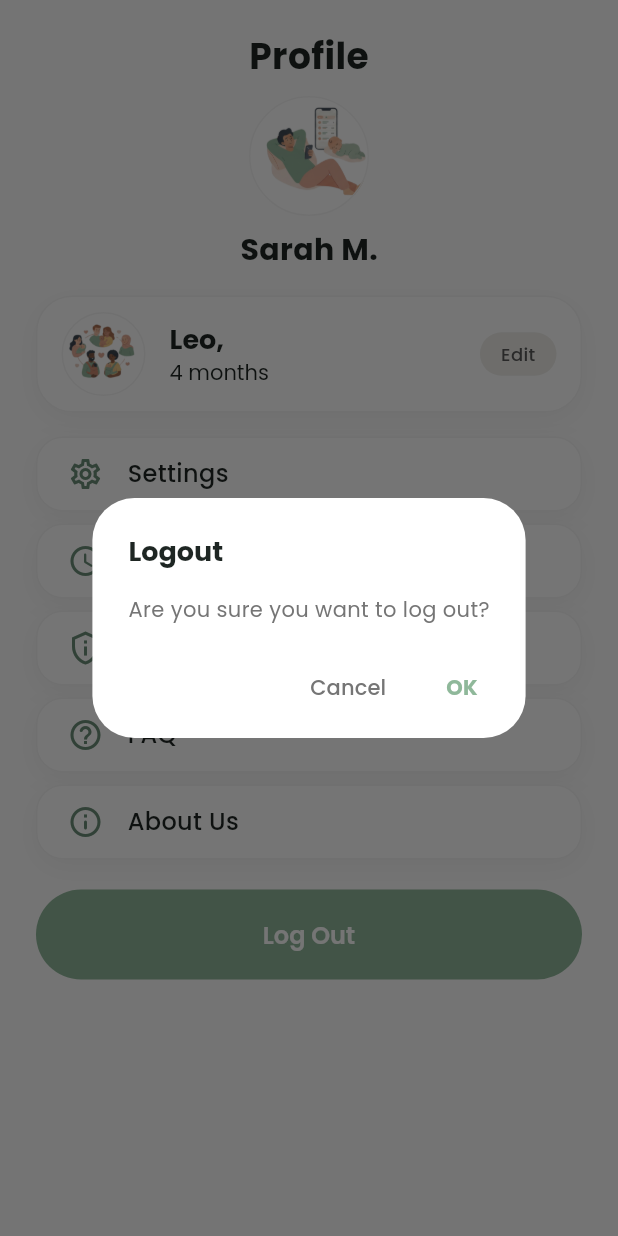
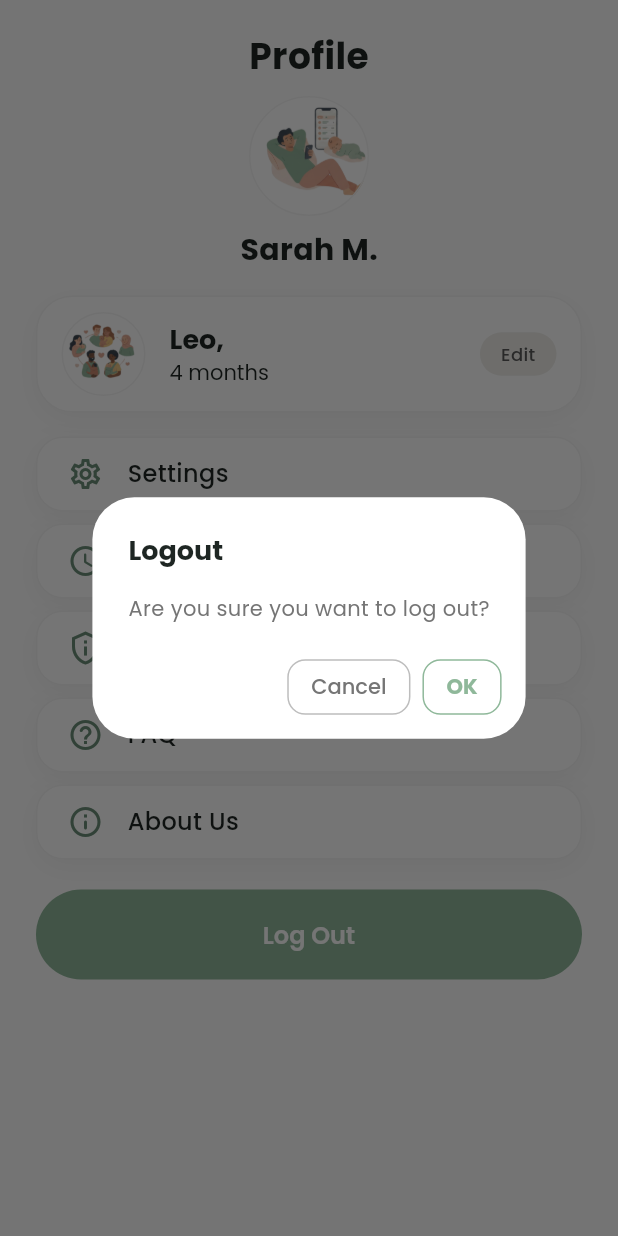
Before and after one commit to Musama987/baby_care, a Flutter app: the ProfileScreen screen opened directly, after a tap on "Log Out", on a phone screen of 412 x 824 dp. Run offline on Flutter 3.47's test engine with Material 3 defaults, Android fonts, the phone set to English and light mode, and no system bars; our stand-ins replace cloud_firestore, firebase_auth, firebase_core, google_fonts, google_sign_in, image_picker and 2 more; accounts and stored records are empty; generated files the repository leaves out were written again.

Commit message:
feat: add forgot password and user profile screens

```diff
--- a/lib/screens/auth/login/forgetpassword.dart
+++ b/lib/screens/auth/login/forgetpassword.dart
@@ -93,16 +93,20 @@ class _ForgotPasswordScreenState extends State<ForgotPasswordScreen> {
                                 setState(() {
                                   _isLoading = true;
                                 });
-
-                                await AuthService().sendPasswordResetEmail(
-                                  email: _emailController.text.trim(),
-                                  context: context,
-                                );
+                                final success = await AuthService()
+                                    .sendPasswordResetEmail(
+                                      email: _emailController.text.trim(),
+                                      context: context,
+                                    );
 
                                 if (mounted) {
                                   setState(() {
                                     _isLoading = false;
                                   });
+                                }
+
+                                if (success && mounted) {
+                                  Navigator.pop(context);
                                 }
                               }
                             },
--- a/lib/screens/navbar/profile/profile.dart
+++ b/lib/screens/navbar/profile/profile.dart
@@ -238,15 +238,19 @@ class _ProfileScreenState extends State<ProfileScreen> {
             Row(
               mainAxisAlignment: MainAxisAlignment.end,
               children: [
-                TextButton(
+                OutlinedButton(
                   onPressed: () => Navigator.pop(context),
-                  style: TextButton.styleFrom(
+                  style: OutlinedButton.styleFrom(
                     padding: const EdgeInsets.symmetric(
                       horizontal: 16,
                       vertical: 8,
                     ),
                     minimumSize: Size.zero,
                     tapTargetSize: MaterialTapTargetSize.shrinkWrap,
+                    side: BorderSide(color: Colors.grey.shade400),
+                    shape: RoundedRectangleBorder(
+                      borderRadius: BorderRadius.circular(12),
+                    ),
                   ),
                   child: Text(
                     "Cancel",
@@ -260,7 +264,7 @@ class _ProfileScreenState extends State<ProfileScreen> {
                 const SizedBox(width: 8),
                 StatefulBuilder(
                   builder: (context, setState) {
-                    return TextButton(
+                    return OutlinedButton(
                       onPressed: isLoading
                           ? null
                           : () async {
@@ -280,13 +284,17 @@ class _ProfileScreenState extends State<ProfileScreen> {
                                 );
                               }
                             },
-                      style: TextButton.styleFrom(
+                      style: OutlinedButton.styleFrom(
                         padding: const EdgeInsets.symmetric(
                           horizontal: 16,
                           vertical: 8,
                         ),
                         minimumSize: Size.zero,
                         tapTargetSize: MaterialTapTargetSize.shrinkWrap,
+                        side: BorderSide(color: AppColors.primary),
+                        shape: RoundedRectangleBorder(
+                          borderRadius: BorderRadius.circular(12),
+                        ),
                       ),
                       child: isLoading
                           ? SizedBox(
```
